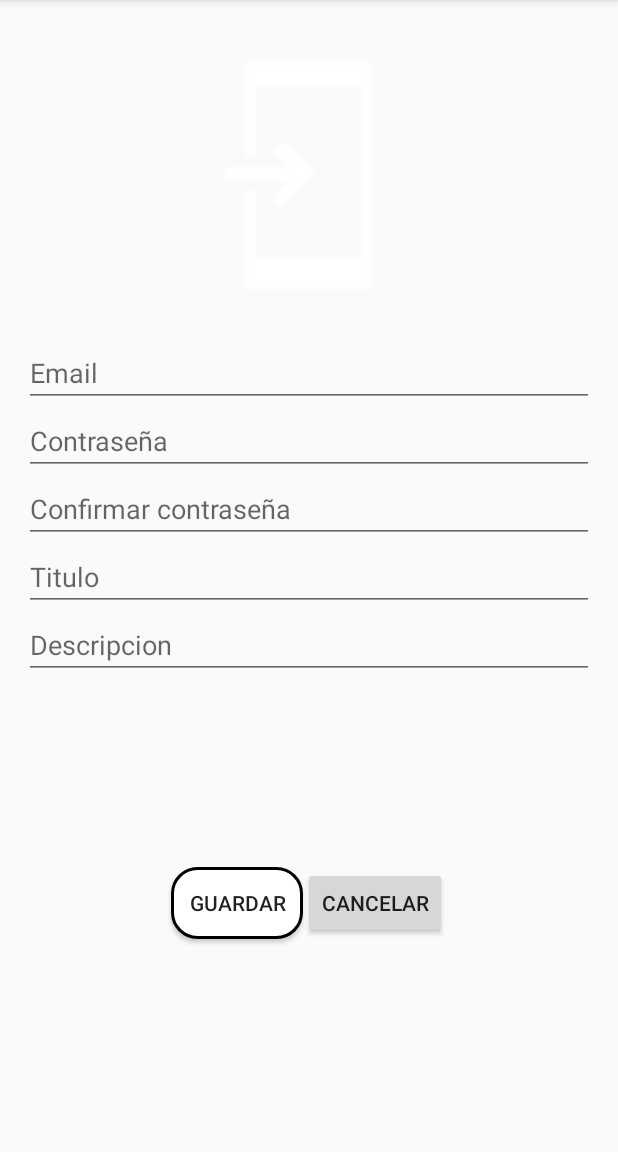
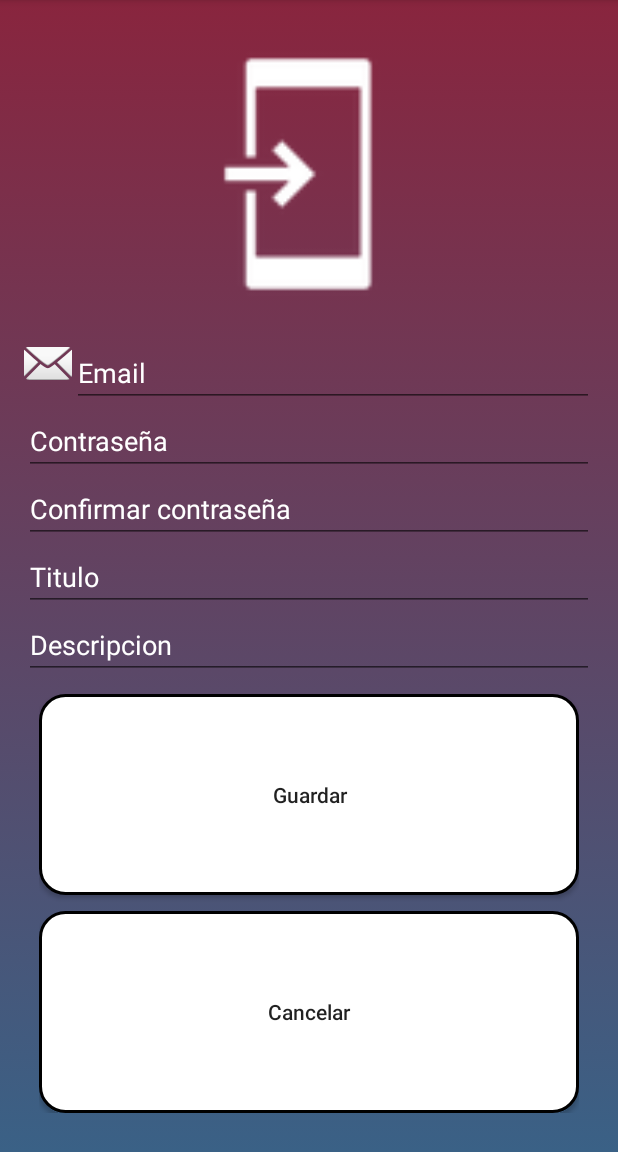
Before and after one commit to OmarKafer/RateUs, an Android app: the fragment RegistroFragment placed in its activity, on a phone screen of 412 x 824 dp, the part 84-1236 px from its top. Run offline under Robolectric (Android 15) with nearby library versions, the phone set to English and light mode, and no system bars; our stand-ins replace Firebase (no records; nobody signed in at launch, a user with empty details on screens opened directly).

Commit message:
Version ventana Registro avanzada

```diff
--- a/app/build.gradle
+++ b/app/build.gradle
@@ -19,14 +19,13 @@ android {
 }
 
 dependencies {
-    implementation fileTree(dir: 'libs', include: ['*.jar'])
+    implementation fileTree(include: ['*.jar'], dir: 'libs')
     implementation 'com.android.support:appcompat-v7:28.0.0'
     implementation 'com.android.support.constraint:constraint-layout:1.1.3'
     implementation 'com.android.support:support-v4:28.0.0'
     testImplementation 'junit:junit:4.12'
     androidTestImplementation 'com.android.support.test:runner:1.0.2'
     androidTestImplementation 'com.android.support.test.espresso:espresso-core:3.0.2'
-
     implementation 'com.google.android.gms:play-services-vision:17.0.2'
     implementation 'com.google.firebase:firebase-auth:16.0.4'
     implementation 'com.google.firebase:firebase-core:16.0.4'
--- /dev/null
+++ b/app/src/main/res/drawable/boton_cancelar.xml
@@ -0,0 +1,15 @@
+<?xml version="1.0" encoding="utf-8"?>
+<shape xmlns:android="http://schemas.android.com/apk/res/android"
+    android:shape="rectangle">
+    <solid android:color="#ffffff"/>
+
+    <stroke android:width="2dp"
+        android:color="#000000"/>
+
+    <padding android:left="1dp"
+        android:top="1dp"
+        android:right="1dp"
+        android:bottom="1dp"/>
+
+    <corners android:radius="25px"/>
+</shape>
--- /dev/null
+++ b/app/src/main/res/drawable/fondo_registro.xml
@@ -0,0 +1,12 @@
+<?xml version="1.0" encoding="utf-8"?>
+<selector xmlns:android="http://schemas.android.com/apk/res/android">
+    <item>
+        <shape>
+            <gradient
+                android:angle="90"
+                android:startColor="#3a6186"
+                android:endColor="#89253e"
+                android:type="linear"/>
+        </shape>
+    </item>
+</selector>
--- /dev/null
+++ b/app/src/main/res/drawable/txt_email.xml
@@ -0,0 +1,15 @@
+<?xml version="1.0" encoding="utf-8"?>
+<shape xmlns:android="http://schemas.android.com/apk/res/android"
+    android:shape="rectangle">
+    <solid android:color="#ffffff"/>
+
+    <stroke android:width="2dp"
+        android:color="#000000"/>
+
+    <padding android:left="1dp"
+        android:top="1dp"
+        android:right="1dp"
+        android:bottom="1dp"/>
+
+    <corners android:radius="25px"/>
+</shape>
--- a/app/src/main/res/layout/fragment_registro.xml
+++ b/app/src/main/res/layout/fragment_registro.xml
@@ -3,13 +3,15 @@
     xmlns:tools="http://schemas.android.com/tools"
     android:layout_width="match_parent"
     android:layout_height="match_parent"
+    android:background="@drawable/fondo_registro"
     tools:context=".Fragments.RegistroFragment">
 
     <LinearLayout
         android:layout_width="match_parent"
         android:layout_height="match_parent"
         android:orientation="vertical"
-        android:padding="16dp">
+        android:padding="16dp"
+        >
 
         <ImageView
             android:layout_width="200dp"
@@ -18,15 +20,30 @@
             android:src="@drawable/common_full_open_on_phone"
             android:layout_marginBottom="10dp"
             android:layout_gravity="center_horizontal"
+
             />
 
-        <EditText
-            android:id="@+id/txtEmail"
+        <LinearLayout
             android:layout_width="match_parent"
             android:layout_height="wrap_content"
-            android:inputType="textEmailAddress"
-            android:text=""
-            android:hint="@string/txtEmail"/>
+            android:orientation="horizontal">
+
+            <ImageView
+                android:layout_width="wrap_content"
+                android:layout_height="wrap_content"
+                android:src="@android:drawable/ic_dialog_email" />
+
+            <EditText
+                android:id="@+id/txtEmail"
+                android:layout_width="match_parent"
+                android:layout_height="wrap_content"
+                android:hint="@string/txtEmail"
+                android:inputType="textEmailAddress"
+                android:text=""
+                android:textColor="#ffffff"
+                android:textColorHint="#ffffff" />
+
+        </LinearLayout>
 
         <EditText
             android:id="@+id/txtContrasenya"
@@ -34,46 +51,66 @@
             android:layout_height="wrap_content"
             android:inputType="textPassword"
             android:text=""
-            android:hint="@string/txtContrasenya"/>
+            android:hint="@string/txtContrasenya"
+            android:textColorHint="#FFFFFF"
+            android:textColor="#FFFFFF"/>/>
         <EditText
             android:id="@+id/txtConfirmarContrasenya"
             android:layout_width="match_parent"
             android:layout_height="wrap_content"
             android:inputType="textPassword"
             android:text=""
-            android:hint="@string/txtConfirmarContrasenya"/>
+            android:hint="@string/txtConfirmarContrasenya"
+            android:textColorHint="#FFFFFF"
+            android:textColor="#FFFFFF"/>/>
         <EditText
             android:id="@+id/txtTitulo"
             android:layout_width="match_parent"
             android:layout_height="wrap_content"
             android:inputType="textPersonName"
             android:text=""
-            android:hint="@string/txtTitulo"/>
+            android:hint="@string/txtTitulo"
+            android:textColorHint="#FFFFFF"
+            android:textColor="#FFFFFF"/>/>
         <EditText
             android:id="@+id/txtDescripcion"
             android:layout_width="match_parent"
             android:layout_height="wrap_content"
             android:inputType="textPersonName"
             android:text=""
-            android:hint="@string/txtDescripcion"/>
+            android:hint="@string/txtDescripcion"
+            android:textColorHint="#FFFFFF"
+            android:textColor="#FFFFFF"
+            />/>
 
         <LinearLayout
             android:layout_width="match_parent"
             android:layout_height="match_parent"
-            android:orientation="horizontal"
-            android:gravity="center">
+            android:orientation="vertical"
+            android:gravity="center"
+            android:padding="10dp"
+            >
 
             <Button
                 android:id="@+id/btnGuardar"
-                android:layout_width="wrap_content"
+                android:layout_width="match_parent"
                 android:layout_height="wrap_content"
+                android:layout_weight="1"
+                android:background="@drawable/boton_guardar"
                 android:text="@string/btnGuardar"
-                android:background="@drawable/boton_guardar"/>
+                android:textAllCaps="false"
+                android:layout_marginBottom="5dp"/>
             <Button
                 android:id="@+id/btnCancelar"
-                android:layout_width="wrap_content"
+                android:textAllCaps="false"
+                android:layout_width="match_parent"
                 android:layout_height="wrap_content"
-                android:text="@string/btnCancelar" />
+                android:layout_weight="1"
+                android:text="@string/btnCancelar"
+                android:layout_marginTop="5dp"
+                android:background="@drawable/boton_cancelar"
+                />
+
         </LinearLayout>
 
 
--- a/app/src/main/res/values/strings.xml
+++ b/app/src/main/res/values/strings.xml
@@ -1,6 +1,6 @@
 <resources>
     <string name="app_name">RateUs</string>
-    <string name="txtEmail">Email</string>
+    <string name="txtEmail">  Email</string>
     <string name="txtContrasenya">Contraseña</string>
     <string name="txtConfContrasenya">Confirmar contraseña</string>
     <string name="txtTitulo">Titulo</string>
--- a/app/src/main/res/values/styles.xml
+++ b/app/src/main/res/values/styles.xml
@@ -1,7 +1,7 @@
 <resources>
 
     <!-- Base application theme. -->
-    <style name="AppTheme" parent="Theme.AppCompat.Light.DarkActionBar">
+    <style name="AppTheme" parent="Base.Theme.AppCompat.Light.DarkActionBar">
         <!-- Customize your theme here. -->
         <item name="colorPrimary">@color/colorPrimary</item>
         <item name="colorPrimaryDark">@color/colorPrimaryDark</item>
```
